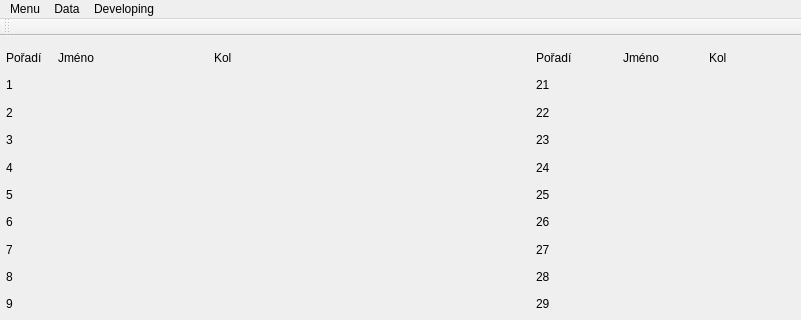
This is mainwindow.ui in aITy/24hoursRace as Qt 5 draws it before an edit; both pictures show x 0 to 801 and y 0 to 320 of the 801 by 650 pixel window. The edited form follows.
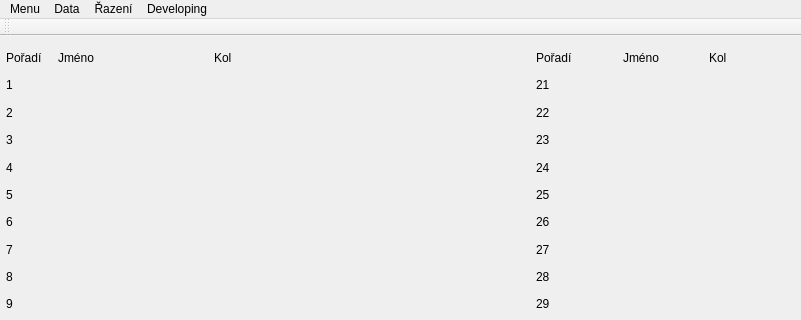
This is the edited form.

Commit message: team order sorting. Added menu actions. DONE !

What changed in the file:
```diff
--- a/mainwindow.ui
+++ b/mainwindow.ui
@@ -707,8 +707,18 @@
     <addaction name="actionXmlExport"/>
     <addaction name="actionXmlImport"/>
    </widget>
+   <widget class="QMenu" name="menu_azen">
+    <property name="title">
+     <string>Řazení</string>
+    </property>
+    <addaction name="action_SortByTimeAsc"/>
+    <addaction name="action_SortByTimeDesc"/>
+    <addaction name="action_SortByRoundsAsc"/>
+    <addaction name="action_SortByRoundsDesc"/>
+   </widget>
    <addaction name="menuMenu"/>
    <addaction name="menuData"/>
+   <addaction name="menu_azen"/>
    <addaction name="menuTest"/>
   </widget>
   <widget class="QToolBar" name="mainToolBar">
```
Left out of the diff: 20 changed lines with no effect on the pictures. The commit also changes 7 other files.
